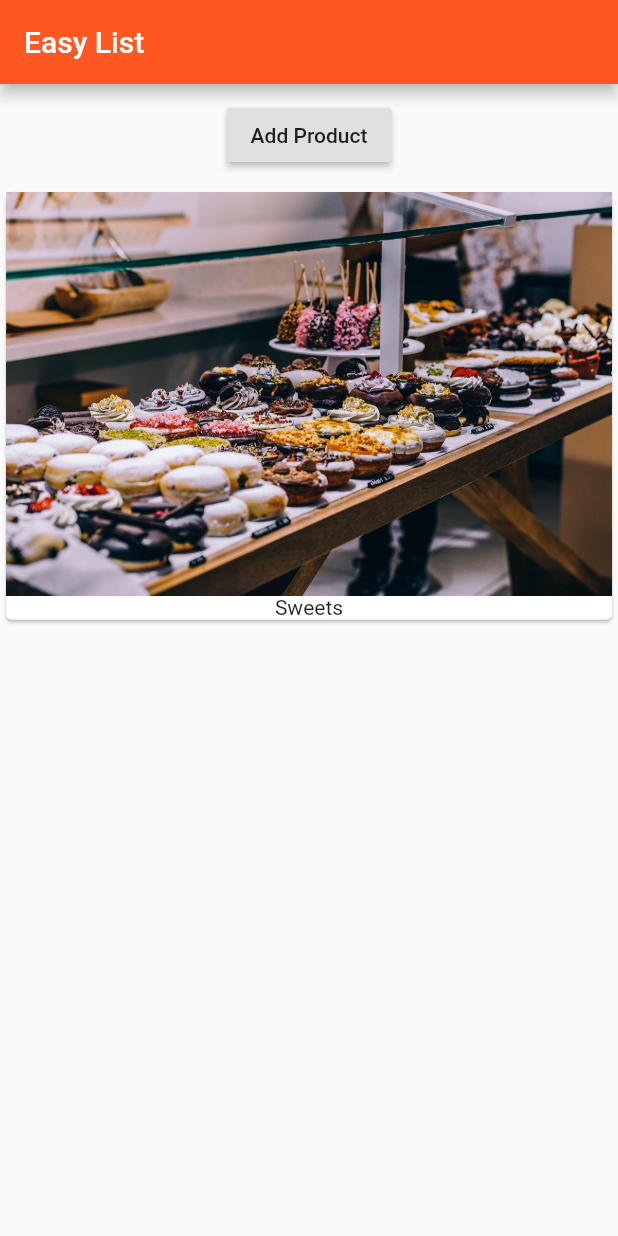
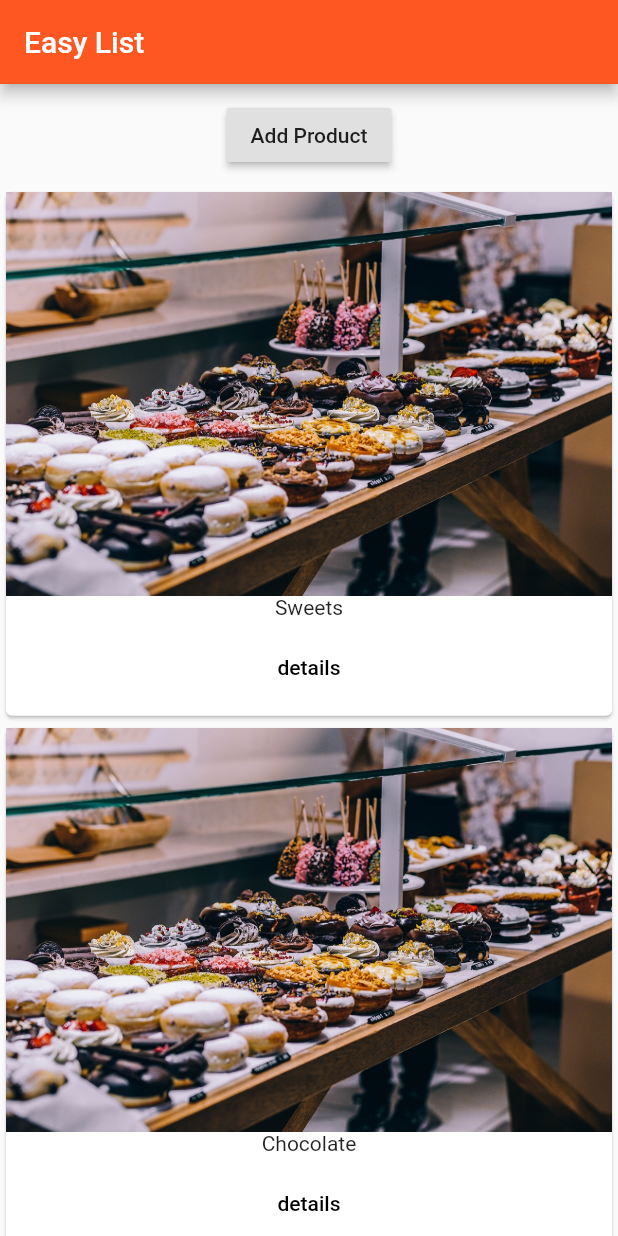
Before and after one commit to Hitvardhan-Singh-Solanki/flutter, a Flutter app: the screen it shows after launch, after a tap on "Add Product", on a phone screen of 412 x 824 dp. Run offline on Flutter 3.47's test engine with Material 2 defaults, Android fonts, the phone set to English and light mode, and no system bars.

Commit message:
multi page structure and passing data around

```diff
--- a/lib/main.dart
+++ b/lib/main.dart
@@ -1,5 +1,5 @@
 import 'package:flutter/material.dart';
-import './product_manager.dart';
+import './pages/home.dart';
 
 void main() => runApp(MyApp());
 
@@ -8,15 +8,10 @@ class MyApp extends StatelessWidget {
   build(BuildContext context) {
     return MaterialApp(
       theme: ThemeData(
-        primarySwatch: Colors.deepOrange,
-        accentColor: Colors.deepPurple,
-        brightness: Brightness.light
-      ),
-      home: Scaffold(
-          appBar: AppBar(
-            title: Text("Easy List"),
-          ),
-          body: ProductManager()),
+          primarySwatch: Colors.deepOrange,
+          accentColor: Colors.deepPurple,
+          brightness: Brightness.light),
+      home: HomePage(),
     );
   }
 }
--- /dev/null
+++ b/lib/pages/home.dart
@@ -0,0 +1,15 @@
+import 'package:flutter/material.dart';
+import '../product_manager.dart';
+
+class HomePage extends StatelessWidget {
+  @override
+  Widget build(BuildContext context) {
+    return Scaffold(
+      appBar: AppBar(
+        title: Text("Easy List"),
+      ),
+      body: ProductManager(
+          startingProduct: {'title': 'Sweets', 'image': 'assets/food.jpg'}),
+    );
+  }
+}
--- a/lib/product_control.dart
+++ b/lib/product_control.dart
@@ -10,7 +10,10 @@ class ProductControl extends StatelessWidget {
     return RaisedButton(
       child: Text('Add Product'),
       onPressed: () {
-        addProducts('Sweets');
+        addProducts({
+          'title': 'Chocolate',
+          'image': 'assets/food.jpg'
+        });
       },
     );
   }
--- a/lib/product_manager.dart
+++ b/lib/product_manager.dart
@@ -3,7 +3,7 @@ import './products.dart';
 import 'product_control.dart';
 
 class ProductManager extends StatefulWidget {
-  final String startingProduct;
+  final Map<String, dynamic> startingProduct;
 
   ProductManager({this.startingProduct});
 
@@ -14,7 +14,7 @@ class ProductManager extends StatefulWidget {
 }
 
 class _ProductManager extends State<ProductManager> {
-  List<String> _products = [];
+  List<Map<String, dynamic>> _products = [];
 
   @override
   void initState() {
@@ -23,7 +23,7 @@ class _ProductManager extends State<ProductManager> {
     super.initState();
   }
 
-  void _addProducts(String product) {
+  void _addProducts(Map<String, dynamic> product) {
     setState(() {
       _products.add(product);
     });
--- a/lib/products.dart
+++ b/lib/products.dart
@@ -1,15 +1,28 @@
 import 'package:flutter/material.dart';
+import 'pages/product.dart';
 
 class Products extends StatelessWidget {
-  final List<String> products;
+  final List<Map<String, dynamic>> products;
 
   Products([this.products = const []]);
 
   Widget _buildProductItem(BuildContext context, int index) {
     return Card(
       child: Column(children: <Widget>[
-        Image.asset('assets/food.jpg'),
-        Text(products[index])
+        Image.asset(products[index]['image']),
+        Text(products[index]['title']),
+        ButtonBar(
+          alignment: MainAxisAlignment.center,
+          children: <Widget>[
+            FlatButton(
+              child: Text("details"),
+              onPressed: () => Navigator.push(
+                  context,
+                  MaterialPageRoute(
+                      builder: (BuildContext context) => ProductPage(products[index]))),
+            )
+          ],
+        )
       ]),
     );
   }
```
Also changed, not shown: lib/pages/product.dart (added, +33 -0 lines).
